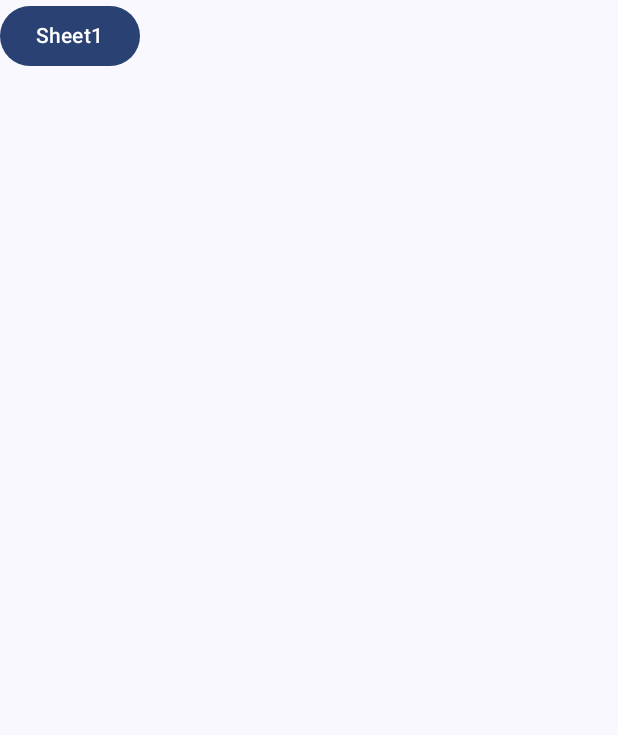
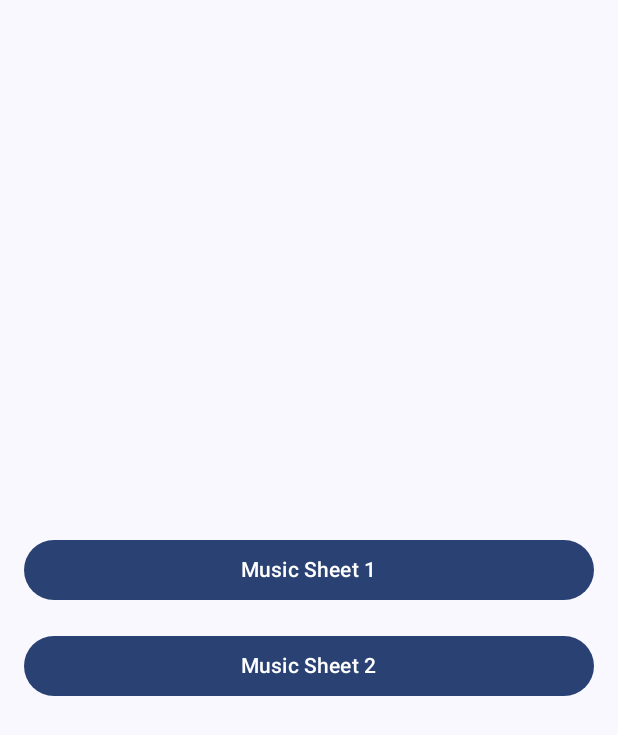
Before and after one commit to EdyPEN/Rainbow-Tiles, an Android app built with Jetpack Compose: the ListOfSheetsActivity screen opened directly, with no data from a screen before it, on a phone screen of 412 x 824 dp. Shown: the top 735 px of the screen. Run offline under Robolectric (Android 15) with nearby library versions, the light colour scheme and no system bars.

Commit message:
Menu, List of sheets (look nice:))

```diff
--- a/app/src/main/java/pt/iade/games/rainbowtilesapp/ListOfSheetsActivity.kt
+++ b/app/src/main/java/pt/iade/games/rainbowtilesapp/ListOfSheetsActivity.kt
@@ -5,14 +5,20 @@ import android.os.Bundle
 import androidx.activity.ComponentActivity
 import androidx.activity.compose.setContent
 import androidx.activity.enableEdgeToEdge
+import androidx.compose.foundation.layout.Arrangement
+import androidx.compose.foundation.layout.Column
 import androidx.compose.foundation.layout.fillMaxSize
+import androidx.compose.foundation.layout.fillMaxWidth
 import androidx.compose.foundation.layout.padding
 import androidx.compose.material3.Button
 import androidx.compose.material3.Scaffold
 import androidx.compose.material3.Text
 import androidx.compose.runtime.Composable
+import androidx.compose.ui.Alignment
 import androidx.compose.ui.Modifier
+import androidx.compose.ui.platform.LocalContext
 import androidx.compose.ui.tooling.preview.Preview
+import androidx.compose.ui.unit.dp
 import pt.iade.games.rainbowtilesapp.ui.theme.RainbowTilesAppTheme
 
 class ListOfSheetsActivity : ComponentActivity() {
@@ -21,41 +27,66 @@ class ListOfSheetsActivity : ComponentActivity() {
         enableEdgeToEdge()
         setContent {
             RainbowTilesAppTheme {
-                Scaffold(modifier = Modifier.fillMaxSize()) { innerPadding ->
-                    Button(
-                        onClick = {
-                            val intent = Intent(this, MainActivity::class.java)
-                            startActivity(intent)
-                        }
-                    ) {
-                        Text("Sheet1")
-                    }
-//                    Button(
-//                        onClick = {
-//                            val intent = Intent(this, MainActivity::class.java)
-//                            startActivity(intent)
-//                        }
-//                    ) {
-//                        Text("Sheet2")
-//                    }
-                }
+                ListOfSheetsScreen()
             }
         }
     }
 }
 
 @Composable
-fun Greeting3(name: String, modifier: Modifier = Modifier) {
-    Text(
-        text = "Hello $name!",
-        modifier = modifier
-    )
+fun ListOfSheetsScreen() {
+    // Context for starting activities
+    val context = LocalContext.current
+
+    Scaffold(
+        modifier = Modifier.fillMaxSize()
+    ) { innerPadding ->
+        Column(
+            modifier = Modifier
+                .fillMaxSize()
+                .padding(innerPadding)
+                .padding(16.dp),
+            verticalArrangement = Arrangement.Center,
+            horizontalAlignment = Alignment.CenterHorizontally
+        ) {
+
+            // Button for Music Sheet 1
+            Button(
+                onClick = {
+                    // Start game with SHEET1
+                    val intent = Intent(context, MainActivity::class.java)
+                    intent.putExtra(MainActivity.EXTRA_SHEET_NAME, "SHEET1")
+                    context.startActivity(intent)
+                },
+                modifier = Modifier
+                    .fillMaxWidth()
+                    .padding(vertical = 8.dp)
+            ) {
+                Text(text = "Music Sheet 1")
+            }
+
+            // Button for Music Sheet 2
+            Button(
+                onClick = {
+                    // Start game with SHEET2
+                    val intent = Intent(context, MainActivity::class.java)
+                    intent.putExtra(MainActivity.EXTRA_SHEET_NAME, "SHEET2")
+                    context.startActivity(intent)
+                },
+                modifier = Modifier
+                    .fillMaxWidth()
+                    .padding(vertical = 8.dp)
+            ) {
+                Text(text = "Music Sheet 2")
+            }
+        }
+    }
 }
 
 @Preview(showBackground = true)
 @Composable
-fun GreetingPreview3() {
+fun ListOfSheetsPreview() {
     RainbowTilesAppTheme {
-        Greeting3("Android")
+        ListOfSheetsScreen()
     }
 }
```
Also changed, not shown: app/src/main/assets/sheet2.txt (added, +45 -0 lines), app/src/main/java/pt/iade/games/rainbowtilesapp/MusicSheet1Activity.kt (+22 -4 lines).
